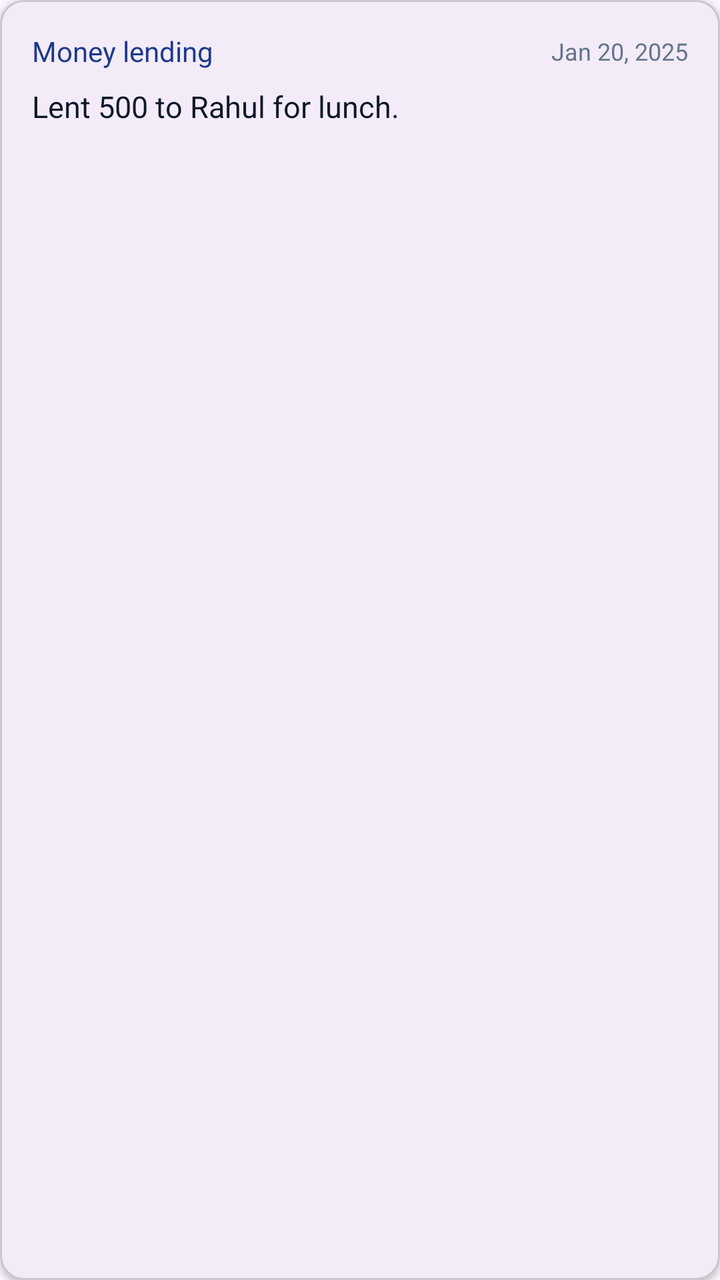
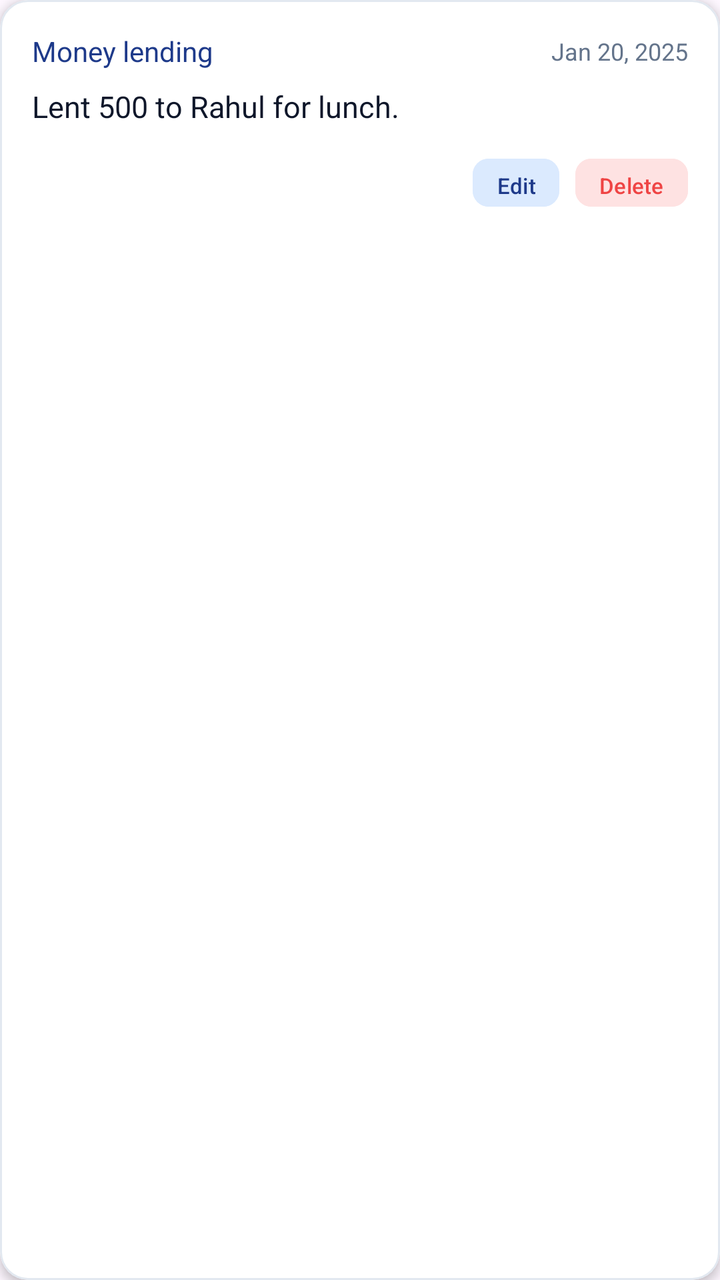

Before-and-after screenshots of an Android layout around one commit, followed by the original layout XML and the change that was made.
<!-- AndroidManifest.xml: application theme Theme.FinanceTracker -->
<!-- res/layout/item_note.xml -->
<?xml version="1.0" encoding="utf-8"?>
<com.google.android.material.card.MaterialCardView xmlns:android="http://schemas.android.com/apk/res/android"
    xmlns:app="http://schemas.android.com/apk/res-auto"
    android:layout_width="match_parent"
    android:layout_height="wrap_content"
    android:layout_marginBottom="12dp"
    app:cardCornerRadius="12dp"
    app:cardElevation="2dp">

    <LinearLayout
        android:layout_width="match_parent"
        android:layout_height="wrap_content"
        android:orientation="vertical"
        android:padding="16dp">

        <LinearLayout
            android:layout_width="match_parent"
            android:layout_height="wrap_content"
            android:orientation="horizontal"
            android:gravity="center_vertical">

            <TextView
                android:id="@+id/tvNoteType"
                android:layout_width="0dp"
                android:layout_weight="1"
                android:layout_height="wrap_content"
                android:text="Money lending"
                android:textColor="@color/primary_blue"
                android:textSize="14sp"
                android:fontFamily="sans-serif-bold"/>

            <TextView
                android:id="@+id/tvNoteDate"
                android:layout_width="wrap_content"
                android:layout_height="wrap_content"
                android:text="Jan 20, 2025"
                android:textColor="@color/text_secondary"
                android:textSize="12sp"/>
        </LinearLayout>

        <TextView
            android:id="@+id/tvNoteSummary"
            android:layout_width="match_parent"
            android:layout_height="wrap_content"
            android:layout_marginTop="8dp"
            android:text="Lent 500 to Rahul for lunch."
            android:textColor="@color/text_primary"
            android:textSize="15sp"/>

        <LinearLayout
            android:id="@+id/reminderContainer"
            android:layout_width="wrap_content"
            android:layout_height="wrap_content"
            android:orientation="horizontal"
            android:gravity="center_vertical"
            android:layout_marginTop="12dp"
            android:background="@drawable/bg_selected_day_info"
            android:paddingHorizontal="8dp"
            android:paddingVertical="4dp"
            android:visibility="gone">

            <ImageView
                android:layout_width="14dp"
                android:layout_height="14dp"
                android:src="@drawable/ic_calendar"
                app:tint="@color/primary_blue"
                android:contentDescription="Reminder Icon"/>

            <TextView
                android:id="@+id/tvReminderDate"
                android:layout_width="wrap_content"
                android:layout_height="wrap_content"
                android:text="Remind on: Jan 25, 2025"
                android:textColor="@color/primary_blue"
                android:textSize="11sp"
                android:layout_marginStart="4dp"/>
        </LinearLayout>

    </LinearLayout>
</com.google.android.material.card.MaterialCardView>
<!-- resources referenced by this layout -->
<resources>
  <color name="primary_blue">#1E3A8A</color>
  <color name="text_primary">#0F172A</color>
  <color name="text_secondary">#64748B</color>
  <!-- drawable bg_selected_day_info (drawable) -->
  <?xml version="1.0" encoding="utf-8"?>
  <shape xmlns:android="http://schemas.android.com/apk/res/android">
      <solid android:color="#EEF2FF"/>
      <corners android:radius="10dp"/>
      <stroke android:width="1dp" android:color="#C7D2FE"/>
  </shape>
  <!-- drawable ic_calendar (drawable) -->
  <vector xmlns:android="http://schemas.android.com/apk/res/android"
      android:width="24dp"
      android:height="24dp"
      android:viewportWidth="24"
      android:viewportHeight="24">
      <path
          android:fillColor="#000000"
          android:pathData="M19,4h-1V2h-2v2H8V2H6v2H5C3.89,4 3.01,4.9 3.01,6L3,20c0,1.1 0.89,2 2,2h14c1.1,0 2,-0.9 2,-2V6c0,-1.1 -0.9,-2 -2,-2zM19,20H5V9h14v11zM7,11h5v5H7z"/>
  </vector>
  <style name="Theme.FinanceTracker" parent="Base.Theme.FinanceTracker" />
  <style name="Base.Theme.FinanceTracker" parent="Theme.Material3.DayNight.NoActionBar">
          
          
      </style>
</resources>

<!-- the commit's change to res/layout/item_note.xml (unified diff, before → after) -->
@@ -4,8 +4,11 @@
     android:layout_width="match_parent"
     android:layout_height="wrap_content"
     android:layout_marginBottom="12dp"
-    app:cardCornerRadius="12dp"
-    app:cardElevation="2dp">
+    app:cardBackgroundColor="#FFFFFF"
+    app:cardCornerRadius="14dp"
+    app:cardElevation="3dp"
+    app:strokeWidth="1dp"
+    app:strokeColor="#E2E8F0">
 
     <LinearLayout
         android:layout_width="match_parent"
@@ -34,7 +37,7 @@
                 android:layout_width="wrap_content"
                 android:layout_height="wrap_content"
                 android:text="Jan 20, 2025"
-                android:textColor="@color/text_secondary"
+                android:textColor="#64748B"
                 android:textSize="12sp"/>
         </LinearLayout>
 
@@ -44,7 +47,7 @@
             android:layout_height="wrap_content"
             android:layout_marginTop="8dp"
             android:text="Lent 500 to Rahul for lunch."
-            android:textColor="@color/text_primary"
+            android:textColor="#0F172A"
             android:textSize="15sp"/>
 
         <LinearLayout
@@ -55,8 +58,8 @@
             android:gravity="center_vertical"
             android:layout_marginTop="12dp"
             android:background="@drawable/bg_selected_day_info"
-            android:paddingHorizontal="8dp"
-            android:paddingVertical="4dp"
+            android:paddingHorizontal="10dp"
+            android:paddingVertical="5dp"
             android:visibility="gone">
 
             <ImageView
@@ -73,7 +76,46 @@
                 android:text="Remind on: Jan 25, 2025"
                 android:textColor="@color/primary_blue"
                 android:textSize="11sp"
+                android:fontFamily="sans-serif-medium"
                 android:layout_marginStart="4dp"/>
+        </LinearLayout>
+
+        
+        <LinearLayout
+            android:layout_width="match_parent"
+            android:layout_height="wrap_content"
+            android:orientation="horizontal"
+            android:gravity="end"
+            android:layout_marginTop="12dp">
+
+            <Button
+                android:id="@+id/btnEdit"
+                android:layout_width="wrap_content"
+                android:layout_height="32dp"
+                android:text="Edit"
+                android:textSize="11sp"
+                android:textAllCaps="false"
+                android:textColor="@color/primary_blue"
+                android:backgroundTint="#DBEAFE"
+                android:paddingHorizontal="12dp"
+                android:minWidth="0dp"
+                android:minHeight="0dp"
+                app:cornerRadius="8dp"
+                android:layout_marginEnd="8dp"/>
+
+            <Button
+                android:id="@+id/btnDelete"
+                android:layout_width="wrap_content"
+                android:layout_height="32dp"
+                android:text="Delete"
+                android:textSize="11sp"
+                android:textAllCaps="false"
+                android:textColor="#EF4444"
+                android:backgroundTint="#FEE2E2"
+                android:paddingHorizontal="12dp"
+                android:minWidth="0dp"
+                android:minHeight="0dp"
+                app:cornerRadius="8dp"/>
         </LinearLayout>
 
     </LinearLayout>
<!-- resource entries referenced after the edit -->
@@ -1,8 +1,6 @@
 <!-- resources referenced by this layout -->
 <resources>
   <color name="primary_blue">#1E3A8A</color>
-  <color name="text_primary">#0F172A</color>
-  <color name="text_secondary">#64748B</color>
   <!-- drawable bg_selected_day_info (drawable) -->
   <?xml version="1.0" encoding="utf-8"?>
   <shape xmlns:android="http://schemas.android.com/apk/res/android">
